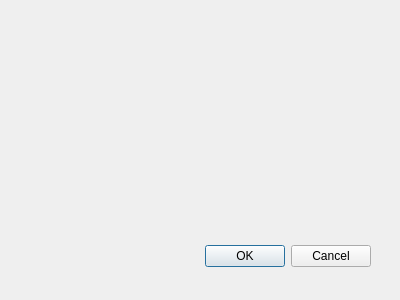
Qt form maketask/section.ui (grigvlwork/py_prog) before a commit.
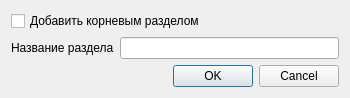
The same form after that commit.

Commit message: maketask: first test section append + edit form

What changed in the file:
```diff
--- a/maketask/section.ui
+++ b/maketask/section.ui
@@ -6,22 +6,50 @@
    <rect>
     <x>0</x>
     <y>0</y>
-    <width>400</width>
-    <height>300</height>
+    <width>350</width>
+    <height>98</height>
    </rect>
   </property>
   <property name="windowTitle">
    <string>Создание раздела</string>
   </property>
+  <layout class="QVBoxLayout" name="verticalLayout">
+   <item>
+    <widget class="QCheckBox" name="is_root">
+     <property name="text">
+      <string>Добавить корневым разделом</string>
+     </property>
+    </widget>
+   </item>
+   <item>
+    <layout class="QHBoxLayout" name="horizontalLayout">
+     <item>
+      <widget class="QLabel" name="label">
+       <property name="text">
+        <string>Название раздела</string>
+       </property>
+      </widget>
+     </item>
+     <item>
+      <widget class="QLineEdit" name="section_edit"/>
+     </item>
+    </layout>
+   </item>
+   <item>
+    <spacer name="verticalSpacer">
+     <property name="orientation">
+      <enum>Qt::Vertical</enum>
+     </property>
+     <property name="sizeHint" stdset="0">
+      <size>
+       <width>20</width>
+       <height>40</height>
+      </size>
+     </property>
+    </spacer>
+   </item>
+   <item>
   <widget class="QDialogButtonBox" name="buttonBox">
-   <property name="geometry">
-    <rect>
-     <x>30</x>
-     <y>240</y>
-     <width>341</width>
-     <height>32</height>
-    </rect>
-   </property>
    <property name="orientation">
     <enum>Qt::Horizontal</enum>
    </property>
@@ -29,6 +57,8 @@
     <set>QDialogButtonBox::Cancel|QDialogButtonBox::Ok</set>
    </property>
   </widget>
+   </item>
+  </layout>
  </widget>
  <resources/>
  <connections>
```
Left out of the diff: 10 changed lines with no effect on the pictures. Lines whose indentation alone changed are shown as unchanged. The commit also changes 6 other files.
